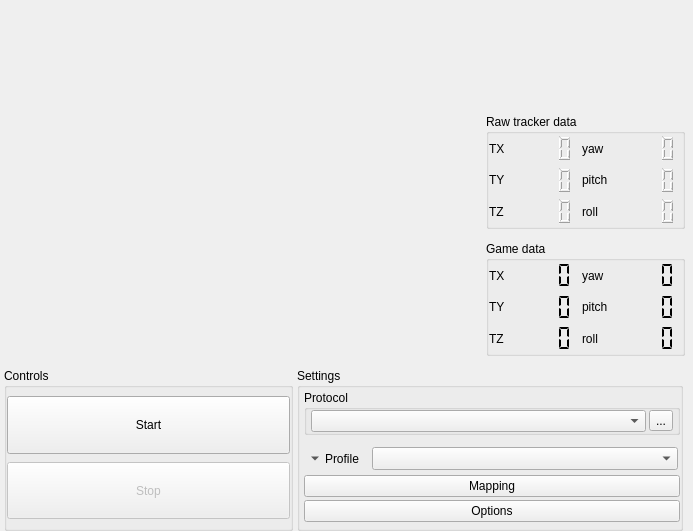
Before: the Qt Designer form facetracknoir/main.ui in opentrack/opentrack, drawn with Qt 5.
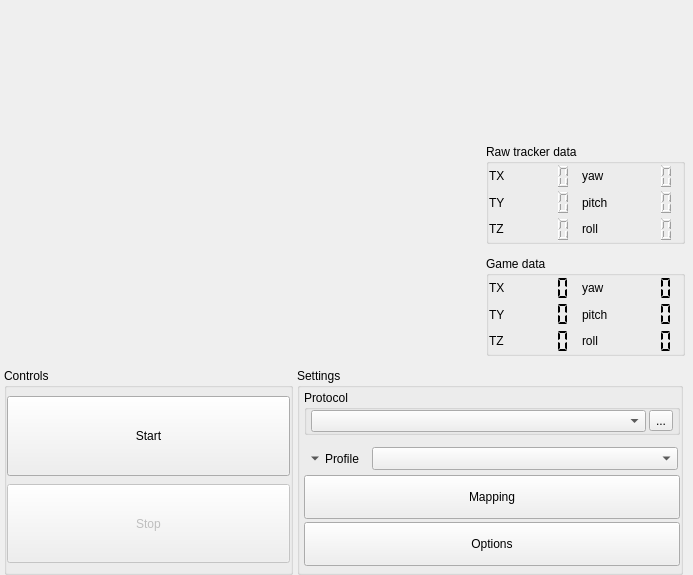
After: the same form once the commit is applied. Icons and pictures are not drawn. Custom widgets are drawn as their Qt base class.

Commit message: ui: bigger tracking symbol

Patch:
```diff
--- a/facetracknoir/main.ui
+++ b/facetracknoir/main.ui
@@ -8,7 +8,7 @@
     <x>0</x>
     <y>0</y>
     <width>693</width>
-    <height>530</height>
+    <height>575</height>
    </rect>
   </property>
   <property name="windowIcon">
@@ -193,8 +193,8 @@
                </property>
                <property name="maximumSize">
                 <size>
-                 <width>80</width>
-                 <height>90</height>
+                 <width>110</width>
+                 <height>120</height>
                 </size>
                </property>
               </widget>
```
Left out of the diff: 116 changed lines with no effect on the pictures.
